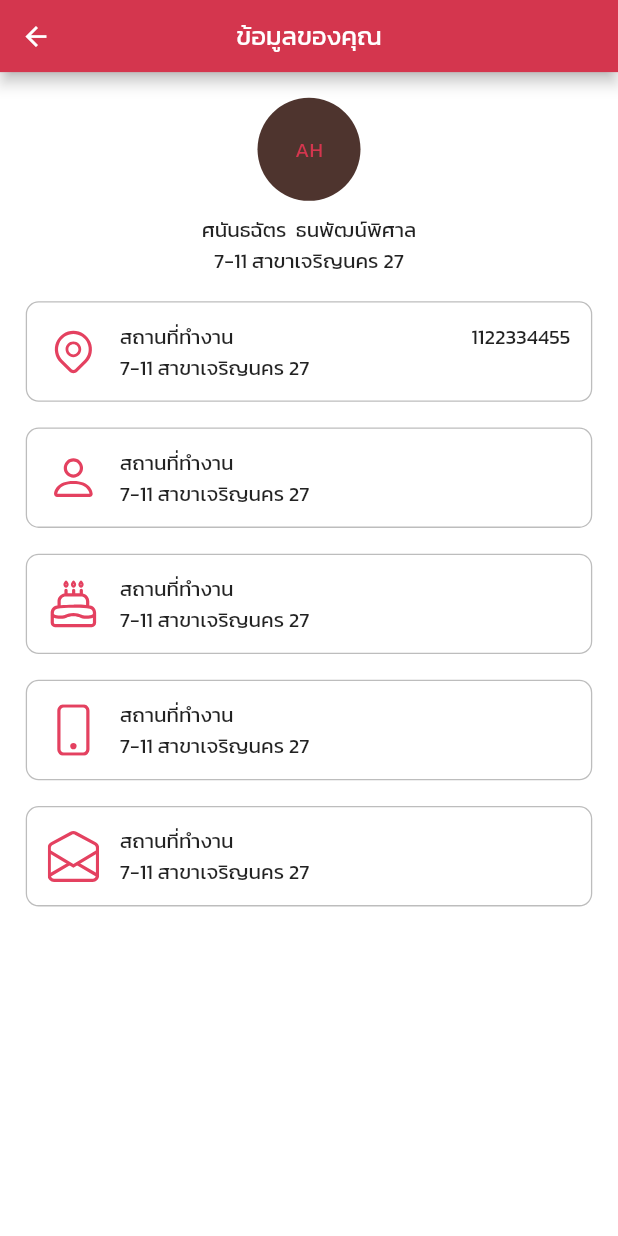
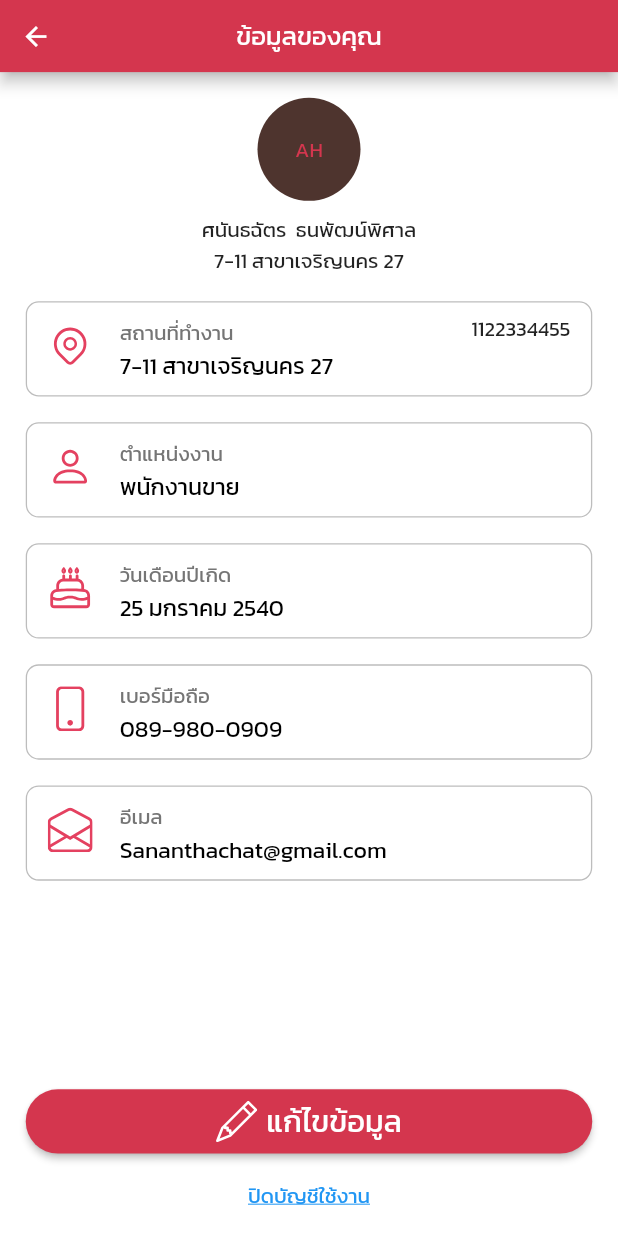
Before and after one commit to ThanapongNN/tms-mobile, a Flutter app: the ProfileDetail screen opened directly, on a phone screen of 412 x 824 dp. Run offline on Flutter 3.47's test engine with Material 2 defaults, Android fonts, the phone set to English and light mode, and no system bars; our stand-ins replace bootstrap_icons, carousel_slider, dropdown_button2, email_validator, expandable, flutter_easyloading and 8 more.

Commit message:
ui setting and profile

```diff
--- a/lib/pages/profile/profile_detail.dart
+++ b/lib/pages/profile/profile_detail.dart
@@ -1,6 +1,10 @@
+import 'package:bootstrap_icons/bootstrap_icons.dart';
 import 'package:flutter/material.dart';
-import 'package:flutter_svg/svg.dart';
 import 'package:get/get.dart';
+import 'package:tms/pages/account/deactivate_account.dart';
+import 'package:tms/widgets/button.dart';
+import 'package:tms/widgets/listtile.dart';
+import 'package:tms/widgets/navigator.dart';
 import 'package:tms/widgets/text.dart';
 
 class ProfileDetail extends StatefulWidget {
@@ -11,6 +15,7 @@ class ProfileDetail extends StatefulWidget {
 }
 
 class _ProfileDetailState extends State<ProfileDetail> {
+  bool switchValue = true;
   @override
   Widget build(BuildContext context) {
     return Scaffold(
@@ -30,41 +35,32 @@ class _ProfileDetailState extends State<ProfileDetail> {
           text('ศนันธฉัตร  ธนพัฒน์พิศาล'),
           text('7-11 สาขาเจริญนคร 27'),
           const SizedBox(height: 10),
-          box(svgicon: 'assets/icons/pinlocation.svg', title: 'สถานที่ทำงาน', content: '7-11 สาขาเจริญนคร 27', tail: true, texttail: '1122334455'),
-          box(svgicon: 'assets/icons/Person.svg', title: 'สถานที่ทำงาน', content: '7-11 สาขาเจริญนคร 27'),
-          box(svgicon: 'assets/icons/cake.svg', title: 'สถานที่ทำงาน', content: '7-11 สาขาเจริญนคร 27'),
-          box(svgicon: 'assets/icons/Phone.svg', title: 'สถานที่ทำงาน', content: '7-11 สาขาเจริญนคร 27'),
-          box(svgicon: 'assets/icons/Envelope open.svg', title: 'สถานที่ทำงาน', content: '7-11 สาขาเจริญนคร 27')
-        ]),
+          listTile(
+            svgicon: 'assets/icons/pinlocation.svg',
+            title: 'สถานที่ทำงาน',
+            content: '7-11 สาขาเจริญนคร 27',
+            trailing: Column(
+              children: [
+                text('1122334455'),
+              ],
+            ),
+          ),
+          listTile(svgicon: 'assets/icons/Person.svg', title: 'ตำแหน่งงาน', content: 'พนักงานขาย'),
+          listTile(svgicon: 'assets/icons/cake.svg', title: 'วันเดือนปีเกิด', content: '25 มกราคม 2540'),
+          listTile(svgicon: 'assets/icons/Phone.svg', title: 'เบอร์มือถือ', content: '089-980-0909'),
+          listTile(svgicon: 'assets/icons/Envelope open.svg', title: 'อีเมล', content: 'Sananthachat@gmail.com'),
+          const Spacer(),
+          button(text: 'แก้ไขข้อมูล', icon: BootstrapIcons.pencil, onPressed: () {}),
+          const SizedBox(height: 20),
+          GestureDetector(
+            onTap: () {
+              navigatorTo((() => const DeactivateAccount()));
+            },
+            child: text('ปิดบัญชีใช้งาน', color: Colors.blue, decoration: TextDecoration.underline),
+          ),
+          const SizedBox(height: 20),
+        ]).paddingSymmetric(horizontal: 20),
       ),
     );
   }
 }
-
-Widget box({
-  required String svgicon,
-  required String title,
-  required String content,
-  bool tail = false,
-  String texttail = '',
-}) {
-  return Container(
-    width: double.infinity,
-    decoration: BoxDecoration(borderRadius: BorderRadius.circular(10), border: Border.all(color: Colors.grey.shade400)),
-    child: ListTile(
-      leading: SvgPicture.asset(svgicon, height: 40),
-      title: Column(
-        crossAxisAlignment: CrossAxisAlignment.start,
-        children: [
-          Row(
-            children: [
-              Expanded(child: text(title)),
-              if (tail) FittedBox(child: text('1122334455')),
-            ],
-          ),
-          text(content),
-        ],
-      ),
-    ).paddingSymmetric(vertical: 10),
-  ).paddingSymmetric(horizontal: 20, vertical: 10);
-}
--- a/lib/widgets/drawer.dart
+++ b/lib/widgets/drawer.dart
@@ -6,6 +6,7 @@ import 'package:get/route_manager.dart';
 import 'package:tms/pages/account/change_password.dart';
 import 'package:tms/pages/login.dart';
 import 'package:tms/pages/profile/profile_detail.dart';
+import 'package:tms/pages/setting.dart';
 import 'package:tms/state_management.dart';
 import 'package:tms/theme/color.dart';
 import 'package:tms/widgets/button.dart';
@@ -42,7 +43,7 @@ Widget drawer() {
         minLeadingWidth: 20,
         leading: SvgPicture.asset('assets/icons/profile.svg'),
         title: text('ข้อมูลของคุณ'),
-        onTap: () => Get.to(() => const ProfileDetail()),
+        onTap: () => navigatorTo(() => const ProfileDetail(), transition: Transition.leftToRight),
       ),
       ListTile(
         minLeadingWidth: 20,
@@ -54,6 +55,7 @@ Widget drawer() {
       //   minLeadingWidth: 20,
       //   leading: const Icon(Icons.settings),
       //   title: text('ตั้งค่า'),
+      //   onTap: () => navigatorTo(() => const Setting(), transition: Transition.leftToRight),
       // ),
       const Spacer(),
       button(
--- /dev/null
+++ b/lib/widgets/listtile.dart
@@ -0,0 +1,28 @@
+import 'package:flutter/material.dart';
+import 'package:flutter_svg/flutter_svg.dart';
+import 'package:get/get.dart';
+import 'package:tms/widgets/text.dart';
+
+Widget listTile({
+  required String svgicon,
+  required String title,
+  String? content,
+  Widget? subtitle,
+  Widget? trailing,
+  bool changeMark = false,
+}) {
+  return Container(
+    width: double.infinity,
+    decoration: BoxDecoration(borderRadius: BorderRadius.circular(10), border: Border.all(color: Colors.grey.shade400)),
+    child: ListTile(
+      leading: SvgPicture.asset(svgicon, height: 35),
+      title: text(title, color: (changeMark) ? Colors.black : Colors.grey[600]),
+      subtitle: (content != null)
+          ? (subtitle != null)
+              ? subtitle
+              : text(content, fontSize: 18, color: (changeMark) ? Colors.grey[600] : Colors.black)
+          : null,
+      trailing: (trailing != null) ? trailing : null,
+    ).paddingSymmetric(vertical: (content != null) ? 0 : 10),
+  ).paddingSymmetric(vertical: 10);
+}
```
Also changed, not shown: lib/pages/setting.dart (added, +72 -0 lines), lib/widgets/switch.dart (added, +13 -0 lines), assets/icons/Bell.svg (added).
